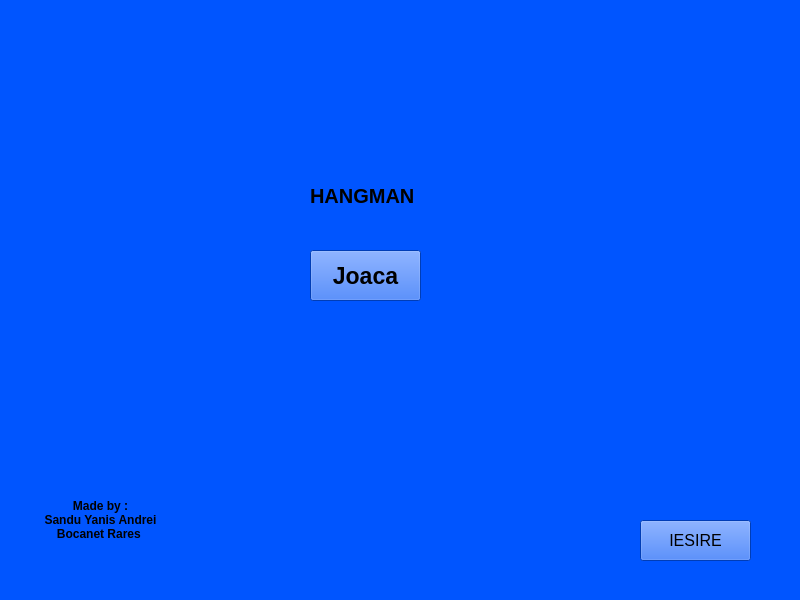
Above: mainwindow.ui from yanisysl/hangman1 before the change. Below: the same form after it.
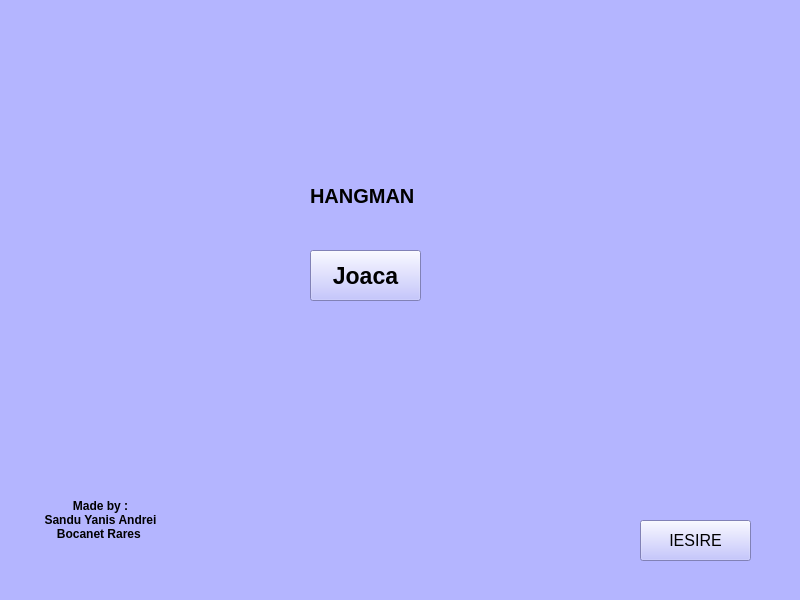
That is the form after the change.

```diff
--- a/mainwindow.ui
+++ b/mainwindow.ui
@@ -26,7 +26,7 @@
    <bool>false</bool>
   </property>
   <property name="styleSheet">
-   <string notr="true">background-color: rgb(0, 85, 255);</string>
+   <string notr="true">background-color: rgb(180, 181, 255);</string>
   </property>
   <widget class="QWidget" name="centralwidget">
    <widget class="QPushButton" name="playButton">
```
